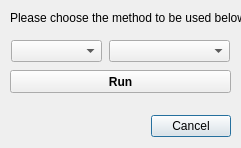
First picture: the form in gui/run_autofocus_dlg.ui, repository SBEMimage/SBEMimage, before the edit.
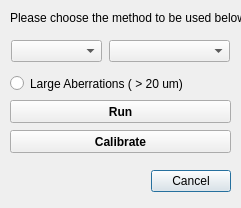
Second picture: the form after the edit.

Commit message: Mapfost Implementation, includes the changes in the UI, requirements and the default.ini

```diff
--- a/gui/run_autofocus_dlg.ui
+++ b/gui/run_autofocus_dlg.ui
@@ -10,7 +10,7 @@
     <x>0</x>
     <y>0</y>
     <width>241</width>
-    <height>148</height>
+    <height>208</height>
    </rect>
   </property>
   <property name="windowTitle">
@@ -20,9 +20,9 @@
    <property name="geometry">
     <rect>
      <x>40</x>
-     <y>110</y>
+     <y>160</y>
      <width>191</width>
-     <height>32</height>
+     <height>42</height>
     </rect>
    </property>
    <property name="orientation">
@@ -32,6 +32,22 @@
     <set>QDialogButtonBox::Cancel</set>
    </property>
   </widget>
+  <widget class="QRadioButton" name="radioButton_large_aberr">
+  <property name="geometry">
+   <rect>
+    <x>10</x>
+    <y>75</y>
+    <width>182</width>
+    <height>17</height>
+   </rect>
+  </property>
+  <property name="text">
+   <string>Large Aberrations ( > 20 um) </string>
+  </property>
+  <property name="checked">
+   <bool>false</bool>
+  </property>
+  </widget>
   <widget class="QLabel" name="label_info">
    <property name="geometry">
     <rect>
@@ -75,7 +91,7 @@
    <property name="geometry">
     <rect>
      <x>10</x>
-     <y>70</y>
+     <y>100</y>
      <width>221</width>
      <height>23</height>
     </rect>
@@ -90,6 +106,25 @@
     <string>Run</string>
    </property>
   </widget>
+    <widget class="QPushButton" name="pushButton_calibrate">
+   <property name="geometry">
+    <rect>
+     <x>10</x>
+     <y>130</y>
+     <width>221</width>
+     <height>23</height>
+    </rect>
+   </property>
+   <property name="font">
+    <font>
+     <weight>75</weight>
+     <bold>true</bold>
+    </font>
+   </property>
+   <property name="text">
+    <string>Calibrate</string>
+   </property>
+  </widget>
  </widget>
  <resources/>
  <connections>
```
The commit also changes 6 other files.
